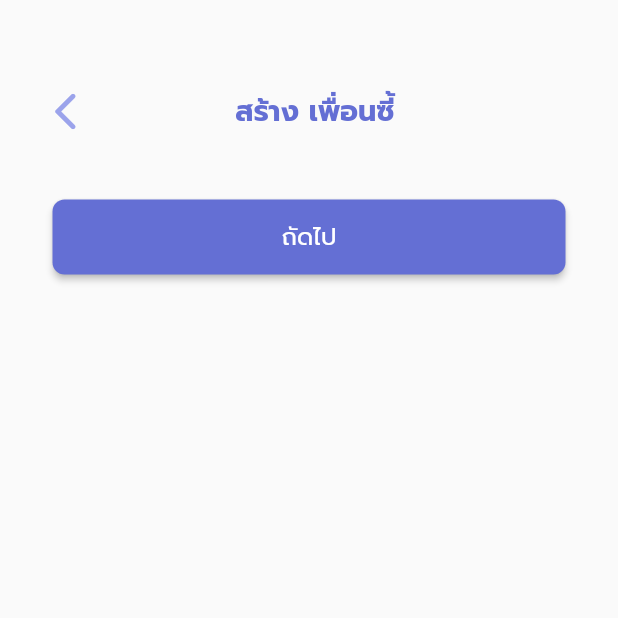
After one commit to Pantawat88/Depression, a Flutter app: the CreateAvatar screen opened directly, on a phone screen of 412 x 824 dp, the top half of it. The commit adds this screen. Run offline on Flutter 3.47's test engine with Material 2 defaults, Android fonts, the phone set to English and light mode, and no system bars; missing offline and left inert: dart:ffi.

Commit message:
edit/create

```diff
--- /dev/null
+++ b/app_aceso/lib/pages/register/create_avatar.dart
@@ -0,0 +1,66 @@
+import 'package:app_aceso/constants.dart';
+import 'package:flutter/material.dart';
+
+import '../widget/widget_button.dart';
+import 'success_register.dart';
+
+class CreateAvatar extends StatefulWidget {
+  const CreateAvatar({super.key});
+
+  @override
+  State<CreateAvatar> createState() => _CreateAvatarState();
+}
+
+class _CreateAvatarState extends State<CreateAvatar> {
+  @override
+  Widget build(BuildContext context) {
+    return Scaffold(
+      body: Column(
+        children: <Widget>[
+          Container(
+            alignment: Alignment.topLeft,
+            margin: EdgeInsets.only(
+              top: 50,
+              left: 20,
+              right: 60,
+            ),
+            child: Row(
+              mainAxisAlignment: MainAxisAlignment.spaceBetween,
+              children: [
+                IconButton(
+                  icon: Iback,
+                  color: APrimaryColor,
+                  onPressed: () {
+                    Navigator.pop(context);
+                  },
+                ),
+                Expanded(
+                  child: Text(
+                    'สร้าง เพื่อนซี้',
+                    style: textHeading,
+                    textAlign: TextAlign.center,
+                  ),
+                ),
+              ],
+            ),
+          ),
+          Container(),
+          Container(
+            alignment: Alignment.bottomCenter,
+            margin: EdgeInsets.all(defaultPadding),
+            child: ElevatedButton(
+              child: ButtonOperation(BTname: 'ถัดไป'),
+              onPressed: () {
+                Navigator.push(
+                  context,
+                  MaterialPageRoute(
+                      builder: (BuildContext context) => SuccessRegister()),
+                );
+              },
+            ),
+          ),
+        ],
+      ),
+    );
+  }
+}
```
Also changed, not shown: app_aceso/lib/pages/register/set_password.dart (+88 -1 lines), app_aceso/lib/pages/register/success_register.dart (added, +13 -0 lines), app_aceso/lib/pages/widget/widget_Textfromfield.dart (+36 -7 lines).
